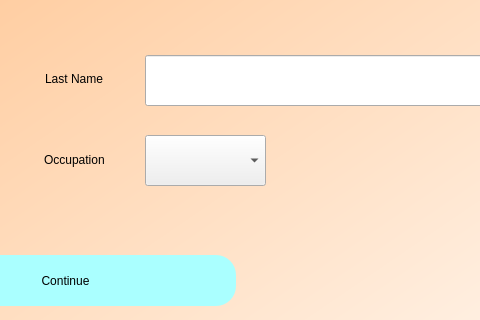
The window that profile.ui (cnTalon/READ) describes before a commit, drawn with Qt 5; both pictures show x 535 to 1015 and y 255 to 575 of the 1200 by 800 pixel window.
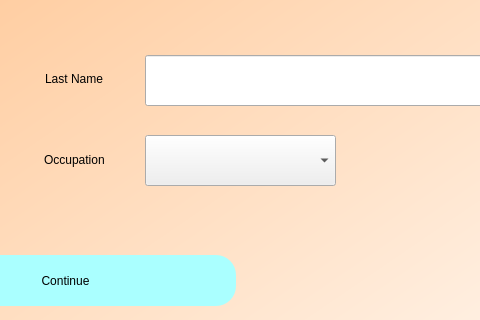
The same window after the commit.

Patch:
```diff
--- a/profile.ui
+++ b/profile.ui
@@ -122,7 +122,7 @@
      <rect>
       <x>680</x>
       <y>390</y>
-      <width>121</width>
+      <width>191</width>
       <height>51</height>
      </rect>
     </property>
```
